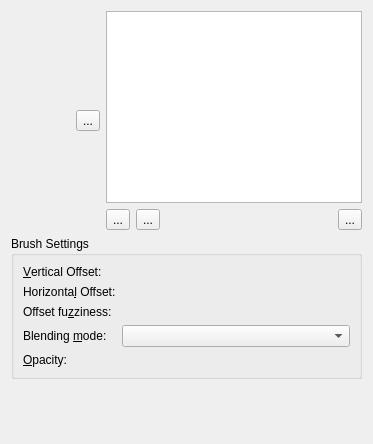
First picture: the form in plugins/paintops/dualbrush/WdgDualBrushOptions.ui, repository KDE/krita, before the edit.
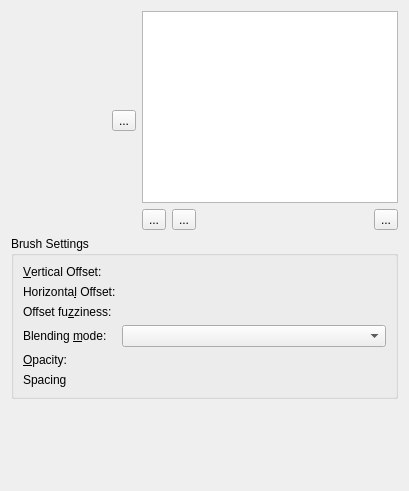
Second picture: the form after the edit. Custom widgets are drawn as their Qt base class.

Commit message:
First testing implementation of the Stacked Brush
Speaking truly I think in the current state, the stacked brush is
unusable. To change any option of the brush, you should switch
paintops, search your selected preset, change it and save.

```diff
--- a/plugins/paintops/dualbrush/WdgDualBrushOptions.ui
+++ b/plugins/paintops/dualbrush/WdgDualBrushOptions.ui
@@ -6,8 +6,8 @@
    <rect>
     <x>0</x>
     <y>0</y>
-    <width>373</width>
-    <height>444</height>
+    <width>409</width>
+    <height>491</height>
    </rect>
   </property>
   <property name="sizePolicy">
@@ -107,8 +107,6 @@
      <property name="title">
       <string>Brush Settings</string>
      </property>
-     <layout class="QGridLayout" name="gridLayout">
-      <item row="0" column="0">
        <layout class="QFormLayout" name="formLayout">
         <item row="0" column="0">
          <widget class="QLabel" name="label">
@@ -121,7 +119,7 @@
          </widget>
         </item>
         <item row="0" column="1">
-         <widget class="KisDoubleSliderSpinBox" name="doubleHOffset" native="true">
+       <widget class="KisDoubleSliderSpinBox" name="doubleVOffset" native="true">
           <property name="sizePolicy">
            <sizepolicy hsizetype="MinimumExpanding" vsizetype="Minimum">
             <horstretch>0</horstretch>
@@ -147,7 +145,7 @@
          </widget>
         </item>
         <item row="1" column="1">
-         <widget class="KisDoubleSliderSpinBox" name="doubleVOffset" native="true">
+       <widget class="KisDoubleSliderSpinBox" name="doubleHOffset" native="true">
           <property name="sizePolicy">
            <sizepolicy hsizetype="MinimumExpanding" vsizetype="Minimum">
             <horstretch>0</horstretch>
@@ -240,7 +238,31 @@
           </property>
          </widget>
         </item>
-       </layout>
+      <item row="5" column="0">
+       <widget class="QLabel" name="lblSpacing">
+        <property name="text">
+         <string>Spacing</string>
+        </property>
+        <property name="buddy">
+         <cstring>doubleOpacity</cstring>
+        </property>
+       </widget>
+      </item>
+      <item row="5" column="1">
+       <widget class="KisDoubleSliderSpinBox" name="doubleSpacing" native="true">
+        <property name="sizePolicy">
+         <sizepolicy hsizetype="MinimumExpanding" vsizetype="Minimum">
+          <horstretch>0</horstretch>
+          <verstretch>0</verstretch>
+         </sizepolicy>
+        </property>
+        <property name="toolTip">
+         <string>Layer Opacity</string>
+        </property>
+        <property name="whatsThis">
+         <string>Adjust the transparency of the layer</string>
+        </property>
+       </widget>
       </item>
      </layout>
     </widget>
```
Left out of the diff: 10 changed lines with no effect on the pictures. Lines whose indentation alone changed are shown as unchanged. The commit also changes 8 other files.
